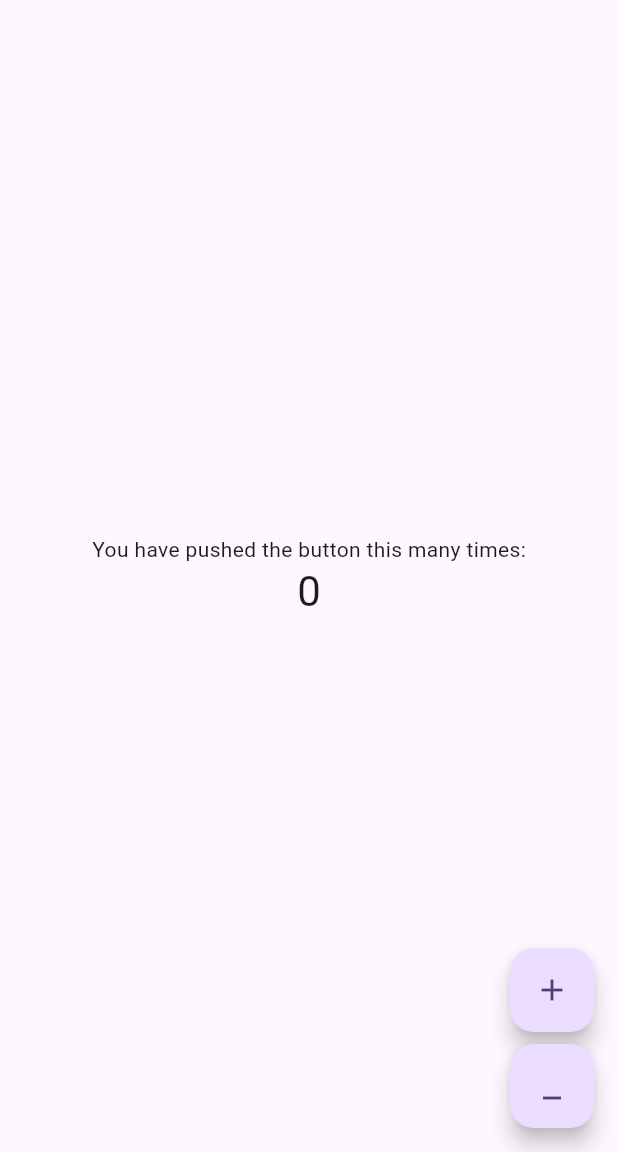
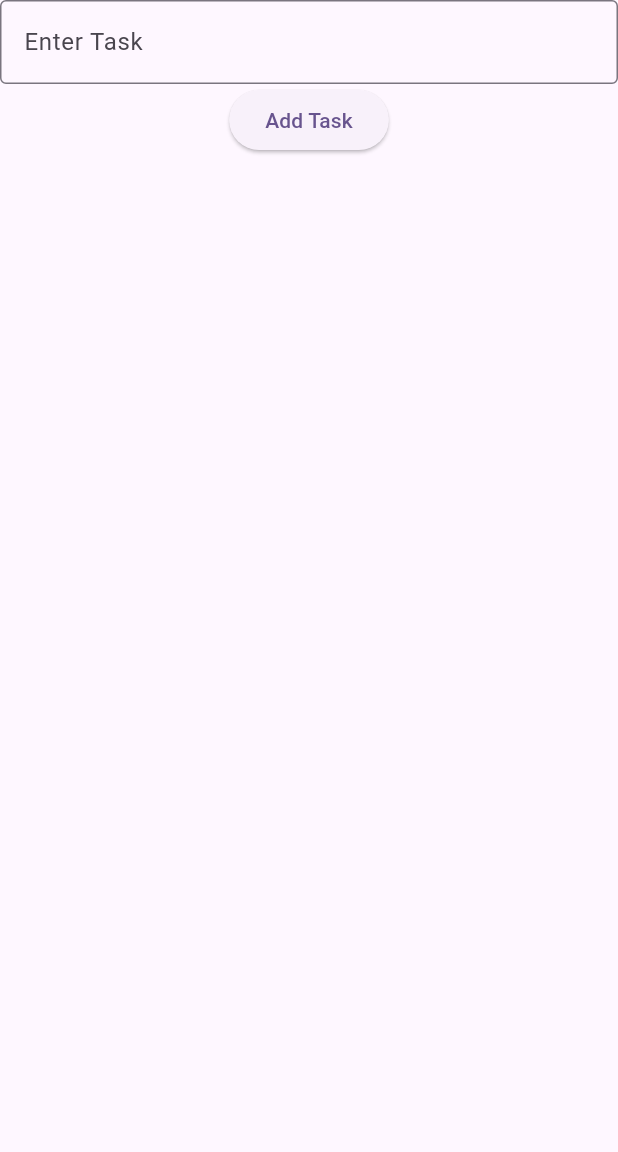
Before and after one commit to YoussefMohamed47/flutter_sm, a Flutter app: the screen it shows after launch, on a phone screen of 412 x 824 dp, the part 84-1236 px from its top. Run offline on Flutter 3.47's test engine with Material 3 defaults, Android fonts, the phone set to English and light mode, and no system bars; our stand-ins replace equatable, flutter_bloc.

Commit message:
feat: Implement Task Management with BLoC and Cubit
This commit introduces task management functionality using both BLoC and Cubit patterns.

- Adds `TaskModel` to represent a task.
- Implements `TaskCubit` for managing tasks with Cubit.
  - Includes `TaskState` (TaskInitial, UpdateTask).
  - Provides methods to add, remove, and toggle task completion.
- Implements `TaskBloc` for managing tasks with BLoC.
  - Includes `TaskEvent` (AddTaskEvent, UpdateTaskEvent, RemoveTaskEvent).
  - Uses `TaskState` from the Cubit implementation.
  - Provides logic for adding, updating (toggling completion), and removing tasks.
- Integrates `TaskBloc` into `MyHomePage` to manage the task list.
  - Adds a `TextField` for entering new tasks.
  - Displays tasks in a `ListView`.
  - Allows marking tasks as complete via `Checkbox`.
  - Allows deleting tasks via `onLongPress`.
- Removes previous counter-related BLoC and Cubit files.
- Adds `uuid` dependency for generating unique task IDs.

```diff
--- a/lib/controllers/bloc/counter_bloc.dart
+++ /dev/null
@@ -1,17 +0,0 @@
-import 'package:equatable/equatable.dart';
-import 'package:flutter_bloc/flutter_bloc.dart';
-
-part 'counter_event.dart';
-part 'counter_state.dart';
-
-class CounterBLoc extends Bloc<CounterEvent, CounterState> {
-  CounterBLoc() : super(CounterInit()) {
-    on<IncrementCounterEvent>((event, emit) {
-      emit(CounterUpdate(5));
-    });
-
-    on<DecrementCounterEvent>((event, emit) {
-      emit(CounterUpdate(5));
-    });
-  }
-}
--- a/lib/controllers/bloc/counter_event.dart
+++ /dev/null
@@ -1,7 +0,0 @@
-part of "counter_bloc.dart";
-
-sealed class CounterEvent {}
-
-class IncrementCounterEvent extends CounterEvent {}
-
-class DecrementCounterEvent extends CounterEvent {}
--- a/lib/controllers/bloc/counter_state.dart
+++ /dev/null
@@ -1,18 +0,0 @@
-part of 'counter_bloc.dart';
-
-sealed class CounterState extends Equatable {
-  final int counter;
-
-  const CounterState(this.counter);
-
-  @override
-  List<Object> get props => [counter];
-}
-
-class CounterInit extends CounterState {
-  const CounterInit() : super(0);
-}
-
-class CounterUpdate extends CounterState {
-  const CounterUpdate(super.counter);
-}
--- /dev/null
+++ b/lib/controllers/bloc/task_bloc.dart
@@ -0,0 +1,37 @@
+import 'package:cubiiit/controllers/cubit/task_cubit.dart';
+import 'package:cubiiit/models/task_model.dart';
+import 'package:equatable/equatable.dart';
+import 'package:flutter/material.dart';
+import 'package:flutter_bloc/flutter_bloc.dart';
+import 'package:uuid/uuid.dart';
+
+part 'task_event.dart';
+
+class TaskBloc extends Bloc<TaskEvent, TaskState> {
+  TaskBloc() : super(TaskInitial()) {
+    on<AddTaskEvent>((event, emit) {
+      final task = TaskModel(
+        id: const Uuid().v4(),
+        title: event.title,
+        isCompleted: false,
+      );
+      emit(UpdateTask([...state.tasksList, task]));
+    });
+
+    on<UpdateTaskEvent>((event, emit) {
+      final updatedTasks = state.tasksList.map((task) {
+        if (task.id == event.id) {
+          return task.copyWith(
+              isCompleted: !task.isCompleted, title: event.title);
+        }
+        return task;
+      }).toList();
+      emit(UpdateTask(updatedTasks));
+    });
+    on<RemoveTaskEvent>((event, emit) {
+      final updatedTasks =
+          state.tasksList.where((task) => task.id != event.id).toList();
+      emit(UpdateTask(updatedTasks));
+    });
+  }
+}
--- /dev/null
+++ b/lib/controllers/bloc/task_event.dart
@@ -0,0 +1,32 @@
+part of 'task_bloc.dart';
+
+@immutable
+sealed class TaskEvent extends Equatable {}
+
+final class AddTaskEvent extends TaskEvent {
+  final String title;
+
+  AddTaskEvent(this.title);
+
+  @override
+  List<Object?> get props => [title];
+}
+
+final class UpdateTaskEvent extends TaskEvent {
+  final String id;
+  final String title;
+
+  UpdateTaskEvent(this.id, this.title);
+
+  @override
+  List<Object?> get props => [id, title];
+}
+
+final class RemoveTaskEvent extends TaskEvent {
+  final String id;
+
+  RemoveTaskEvent(this.id);
+
+  @override
+  List<Object?> get props => [id];
+}
--- /dev/null
+++ b/lib/controllers/bloc/task_state.dart
@@ -0,0 +1,6 @@
+// part of 'task_bloc.dart';
+//
+// @immutable
+// sealed class TaskState {}
+//
+// final class TaskInitial extends TaskState {}
--- a/lib/controllers/cubit/counter_cubit.dart
+++ /dev/null
@@ -1,13 +0,0 @@
-import 'package:flutter_bloc/flutter_bloc.dart';
-
-class CounterCubit extends Cubit<int> {
-  CounterCubit() : super(0);
-
-  void increment() {
-    emit(state + 1);
-  }
-
-  void decrement() {
-    emit(state - 1);
-  }
-}
--- /dev/null
+++ b/lib/controllers/cubit/task_cubit.dart
@@ -0,0 +1,36 @@
+import 'package:cubiiit/models/task_model.dart';
+import 'package:equatable/equatable.dart';
+import 'package:flutter/material.dart';
+import 'package:flutter_bloc/flutter_bloc.dart';
+import 'package:uuid/uuid.dart';
+
+part 'task_state.dart';
+
+class TaskCubit extends Cubit<TaskState> {
+  TaskCubit() : super(TaskInitial());
+
+  void addTask(String title) {
+    final task = TaskModel(
+      id: const Uuid().v4(),
+      title: title,
+      isCompleted: false,
+    );
+    emit(UpdateTask([...state.tasksList, task]));
+  }
+
+  void removeTask(String id) {
+    final updatedTasks =
+        state.tasksList.where((task) => task.id != id).toList();
+    emit(UpdateTask(updatedTasks));
+  }
+
+  void toggleTaskCompletion(String id) {
+    final updatedTasks = state.tasksList.map((task) {
+      if (task.id == id) {
+        return task.copyWith(isCompleted: !task.isCompleted);
+      }
+      return task;
+    }).toList();
+    emit(UpdateTask(updatedTasks));
+  }
+}
--- /dev/null
+++ b/lib/controllers/cubit/task_state.dart
@@ -0,0 +1,19 @@
+part of 'task_cubit.dart';
+
+@immutable
+sealed class TaskState extends Equatable {
+  final List<TaskModel> tasksList;
+
+  const TaskState(this.tasksList);
+
+  @override
+  List<Object?> get props => [tasksList];
+}
+
+final class TaskInitial extends TaskState {
+  TaskInitial() : super([]);
+}
+
+final class UpdateTask extends TaskState {
+  const UpdateTask(super.tasksList);
+}
--- a/lib/main.dart
+++ b/lib/main.dart
@@ -1,6 +1,7 @@
 import 'dart:developer';
 
-import 'package:cubiiit/controllers/bloc/counter_bloc.dart';
+import 'package:cubiiit/controllers/bloc/task_bloc.dart';
+import 'package:cubiiit/controllers/cubit/task_cubit.dart';
 import 'package:flutter/material.dart';
 import 'package:flutter_bloc/flutter_bloc.dart';
 
@@ -35,13 +36,13 @@ class MyApp extends StatelessWidget {
         colorScheme: ColorScheme.fromSeed(seedColor: Colors.deepPurple),
         useMaterial3: true,
       ),
-      home: const MyHomePage(title: 'Flutter Demo Home Page'),
+      home: MyHomePage(title: 'Flutter Demo Home Page'),
     );
   }
 }
 
 class MyHomePage extends StatelessWidget {
-  const MyHomePage({super.key, required this.title});
+  MyHomePage({super.key, required this.title});
 
   // This widget is the home page of your application. It is stateful, meaning
   // that it has a State object (defined below) that contains fields that affect
@@ -53,6 +54,7 @@ class MyHomePage extends StatelessWidget {
   // always marked "final".
 
   final String title;
+  final TextEditingController controller = TextEditingController();
 
   @override
   Widget build(BuildContext context) {
@@ -63,9 +65,7 @@ class MyHomePage extends StatelessWidget {
     // The Flutter framework has been optimized to make rerunning build methods
     // fast, so that you can just rebuild anything that needs updating rather
     // than having to individually change instances of widgets.
-    return BlocProvider(
-      create: (context) => CounterBLoc(),
-      child: Scaffold(
+    return Scaffold(
       appBar: AppBar(
         // TRY THIS: Try changing the color here to a specific color (to
         // Colors.amber, perhaps?) and trigger a hot reload to see the AppBar
@@ -75,64 +75,58 @@ class MyHomePage extends StatelessWidget {
         // the App.build method, and use it to set our appbar title.
         title: Text(title),
       ),
-        body: Center(
-          // Center is a layout widget. It takes a single child and positions it
-          // in the middle of the parent.
-          child: Column(
-            // Column is also a layout widget. It takes a list of children and
-            // arranges them vertically. By default, it sizes itself to fit its
-            // children horizontally, and tries to be as tall as its parent.
-            //
-            // Column has various properties to control how it sizes itself and
-            // how it positions its children. Here we use mainAxisAlignment to
-            // center the children vertically; the main axis here is the vertical
-            // axis because Columns are vertical (the cross axis would be
-            // horizontal).
-            //
-            // TRY THIS: Invoke "debug painting" (choose the "Toggle Debug Paint"
-            // action in the IDE, or press "p" in the console), to see the
-            // wireframe for each widget.
-            mainAxisAlignment: MainAxisAlignment.center,
-            children: <Widget>[
-              const Text(
-                'You have pushed the button this many times:',
+      body: BlocProvider(
+        create: (context) => TaskBloc(),
+        child: BlocBuilder<TaskBloc, TaskState>(
+          builder: (context, state) {
+            return Column(
+              children: [
+                TextField(
+                  controller: controller,
+                  decoration: const InputDecoration(
+                    labelText: 'Enter Task',
+                    border: OutlineInputBorder(),
                   ),
-              BlocBuilder<CounterBLoc, CounterState>(
-                builder: (context, state) {
-                  log("DDDDDD Build Counter");
-                  return Text(
-                    "${state.counter}",
-                    style: Theme.of(context).textTheme.headlineMedium,
+                ),
+                ElevatedButton(
+                  onPressed: () {
+                    if (controller.text.isNotEmpty) {
+                      context.read<TaskBloc>().add(
+                            AddTaskEvent(controller.text),
+                          );
+                      controller.clear();
+                    }
+                  },
+                  child: const Text('Add Task'),
+                ),
+                Expanded(
+                  child: ListView.builder(
+                    itemCount: state.tasksList.length,
+                    itemBuilder: (context, index) {
+                      final task = state.tasksList[index];
+                      return ListTile(
+                        title: Text(task.title),
+                        trailing: Checkbox(
+                          value: task.isCompleted,
+                          onChanged: (value) {
+                            context
+                                .read<TaskBloc>()
+                                .add(UpdateTaskEvent(task.id, task.title));
+                          },
+                        ),
+                        onLongPress: () {
+                          context.read<TaskBloc>().add(
+                                RemoveTaskEvent(task.id),
+                              );
+                        },
                       );
                     },
                   ),
-            ],
-          ),
-        ),
-        floatingActionButton: BlocBuilder<CounterBLoc, CounterState>(
-          builder: (context, state) {
-            return Column(
-              mainAxisAlignment: MainAxisAlignment.end,
-              spacing: 8,
-              children: [
-                FloatingActionButton(
-                  onPressed: () {
-                    context.read<CounterBLoc>().add(IncrementCounterEvent());
-                  },
-                  tooltip: 'Increment',
-                  child: const Icon(Icons.add),
-                ),
-                FloatingActionButton(
-                  onPressed: () {
-                    context.read<CounterBLoc>().add(DecrementCounterEvent());
-                  },
-                  tooltip: 'Increment',
-                  child: const Icon(Icons.minimize),
                 ),
               ],
             );
           },
-        ), // This trailing comma makes auto-formatting nicer for build methods.
+        ),
       ),
     );
   }
--- /dev/null
+++ b/lib/models/task_model.dart
@@ -0,0 +1,28 @@
+import 'package:equatable/equatable.dart';
+
+class TaskModel extends Equatable {
+  final String id;
+  final String title;
+  final bool isCompleted;
+
+  const TaskModel({
+    required this.id,
+    required this.title,
+    this.isCompleted = false,
+  });
+
+  @override
+  List<Object?> get props => [id, title, isCompleted];
+
+  TaskModel copyWith({
+    String? id,
+    String? title,
+    bool? isCompleted,
+  }) {
+    return TaskModel(
+      id: id ?? this.id,
+      title: title ?? this.title,
+      isCompleted: isCompleted ?? this.isCompleted,
+    );
+  }
+}
--- a/pubspec.yaml
+++ b/pubspec.yaml
@@ -36,6 +36,7 @@ dependencies:
   cupertino_icons: ^1.0.8
   flutter_bloc: ^9.1.1
   equatable: ^2.0.7
+  uuid: ^4.5.1
 
 dev_dependencies:
   flutter_test:
```
Also changed, not shown: lib/controllers/cubit/counter_state.dart (deleted, +0 -16 lines), pubspec.lock. Lines whose indentation alone changed are shown as unchanged.
